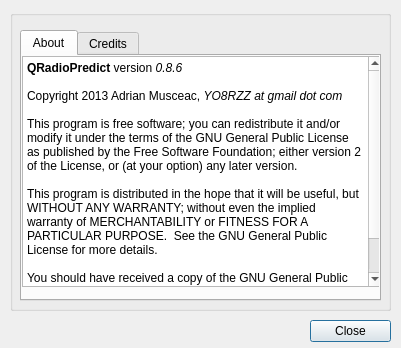
Before: the Qt Designer form QRadioPredict/about.ui in QDeltaSoft/qradiopredict, drawn with Qt 5.
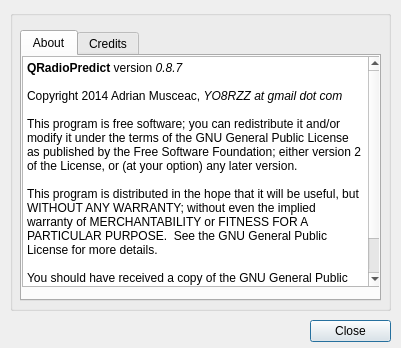
After: the same form once the commit is applied. Icons and pictures are not drawn.

Diff of the .ui file:
```diff
--- a/QRadioPredict/about.ui
+++ b/QRadioPredict/about.ui
@@ -62,9 +62,9 @@
 &lt;html&gt;&lt;head&gt;&lt;meta name=&quot;qrichtext&quot; content=&quot;1&quot; /&gt;&lt;style type=&quot;text/css&quot;&gt;
 p, li { white-space: pre-wrap; }
 &lt;/style&gt;&lt;/head&gt;&lt;body style=&quot; font-family:'DejaVu Sans'; font-size:9pt; font-weight:400; font-style:normal;&quot;&gt;
-&lt;p style=&quot; margin-top:0px; margin-bottom:0px; margin-left:0px; margin-right:0px; -qt-block-indent:0; text-indent:0px;&quot;&gt;&lt;span style=&quot; font-weight:600;&quot;&gt;QRadioPredict&lt;/span&gt; version &lt;span style=&quot; font-style:italic;&quot;&gt;0.8.6&lt;/span&gt;&lt;/p&gt;
+&lt;p style=&quot; margin-top:0px; margin-bottom:0px; margin-left:0px; margin-right:0px; -qt-block-indent:0; text-indent:0px;&quot;&gt;&lt;span style=&quot; font-weight:600;&quot;&gt;QRadioPredict&lt;/span&gt; version &lt;span style=&quot; font-style:italic;&quot;&gt;0.8.7&lt;/span&gt;&lt;/p&gt;
 &lt;p style=&quot;-qt-paragraph-type:empty; margin-top:0px; margin-bottom:0px; margin-left:0px; margin-right:0px; -qt-block-indent:0; text-indent:0px;&quot;&gt;&lt;br /&gt;&lt;/p&gt;
-&lt;p style=&quot; margin-top:0px; margin-bottom:0px; margin-left:0px; margin-right:0px; -qt-block-indent:0; text-indent:0px;&quot;&gt;Copyright 2013 Adrian Musceac, &lt;span style=&quot; font-style:italic;&quot;&gt;YO8RZZ at gmail dot com&lt;/span&gt;&lt;/p&gt;
+&lt;p style=&quot; margin-top:0px; margin-bottom:0px; margin-left:0px; margin-right:0px; -qt-block-indent:0; text-indent:0px;&quot;&gt;Copyright 2014 Adrian Musceac, &lt;span style=&quot; font-style:italic;&quot;&gt;YO8RZZ at gmail dot com&lt;/span&gt;&lt;/p&gt;
 &lt;p style=&quot;-qt-paragraph-type:empty; margin-top:0px; margin-bottom:0px; margin-left:0px; margin-right:0px; -qt-block-indent:0; text-indent:0px;&quot;&gt;&lt;br /&gt;&lt;/p&gt;
 &lt;p style=&quot; margin-top:0px; margin-bottom:0px; margin-left:0px; margin-right:0px; -qt-block-indent:0; text-indent:0px;&quot;&gt;This program is free software; you can redistribute it and/or modify it under the terms of the GNU General Public License as published by the Free Software Foundation; either version 2 of the License, or (at your option) any later version.&lt;/p&gt;
 &lt;p style=&quot;-qt-paragraph-type:empty; margin-top:0px; margin-bottom:0px; margin-left:0px; margin-right:0px; -qt-block-indent:0; text-indent:0px;&quot;&gt;&lt;br /&gt;&lt;/p&gt;
```
